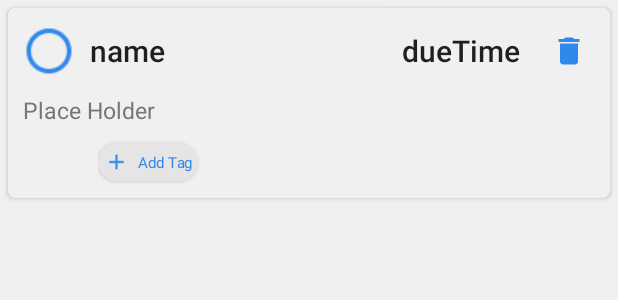
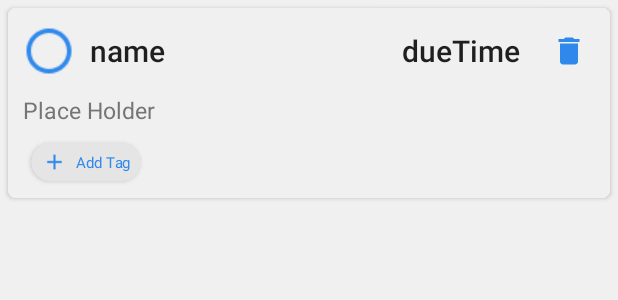
Before and after one commit to PeterEvansCode/TasksListHub, an Android app: the layout task_item_cell.xml on its own in the app's theme, with its tools: preview values and no code run, on a phone screen of 412 x 824 dp. Shown: the top 300 px of the screen. Run offline under Robolectric (Android 15) with nearby library versions, the phone set to English and light mode, and no system bars.

Commit message:
Fixed how tags are displayed on tasks
Need to fix the colour of the background and text, and maybe change the position and padding of some elements, but it's looking much better

```diff
--- a/app/src/main/res/layout/task_item_cell.xml
+++ b/app/src/main/res/layout/task_item_cell.xml
@@ -82,18 +82,18 @@
 
         <!--Task Tags-->
         <com.google.android.flexbox.FlexboxLayout
-            android:layout_width="wrap_content"
+            android:layout_width="match_parent"
             android:layout_height="wrap_content"
-            android:scaleX="0.7"
-            android:scaleY="0.7"
-            app:flexWrap="wrap">
+            app:flexWrap="wrap"
+            app:alignItems="center">
 
             <!--Holds Tags-->
             <com.google.android.flexbox.FlexboxLayout
                 android:id="@+id/tag_layout"
                 android:layout_width="wrap_content"
                 android:layout_height="wrap_content"
-                app:flexWrap="wrap"/>
+                app:flexWrap="wrap"
+                app:alignItems="center"/>
 
             <!--Add Tags-->
             <Button
@@ -103,7 +103,10 @@
                 android:layout_height="wrap_content"
                 android:text="@string/new_tag_button_text"
                 android:drawableLeft="@drawable/baseline_add_24"
-                android:paddingHorizontal="5dp"/>
+                android:paddingHorizontal="10dp"
+                android:scaleX="0.7"
+                android:scaleY="0.7"
+                />
 
         </com.google.android.flexbox.FlexboxLayout>
 
```
Also changed, not shown: app/src/main/java/com/example/taskslisthub/TagSelectionFragment/NewTagSheet.kt (+30 -20 lines), app/src/main/java/com/example/taskslisthub/TagSelectionFragment/TagSelectionFragment.kt (+7 -0 lines), app/src/main/java/com/example/taskslisthub/TaskListFragment/NewTaskSheet.kt (+13 -7 lines), app/src/main/java/com/example/taskslisthub/Utilities.kt (+9 -0 lines), app/src/main/res/layout/task_tag_cell.xml (+12 -13 lines).
